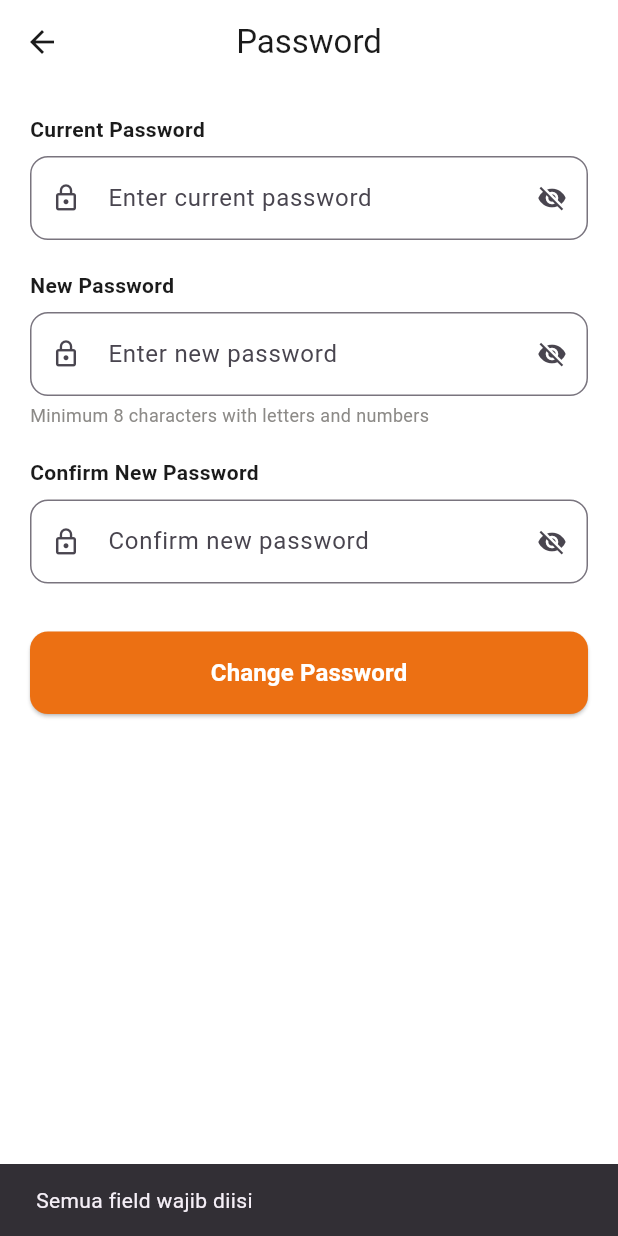
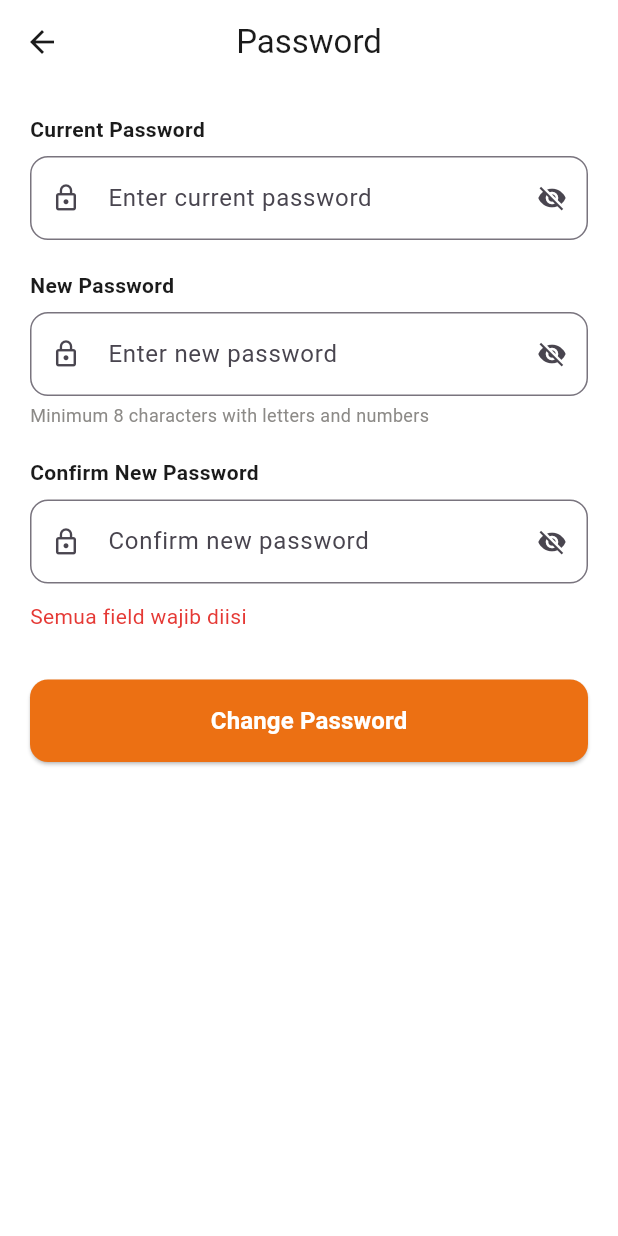
Before and after one commit to wahyuhkm48/pt_ewf_app, a Flutter app: the PasswordPage screen opened directly, after a tap on "Change Password", on a phone screen of 412 x 824 dp. Run offline on Flutter 3.47's test engine with Material 3 defaults, Android fonts, the phone set to English and light mode, and no system bars; our stand-ins replace flutter_secure_storage, google_fonts, image_picker, share_plus, webview_flutter; missing offline and left inert: excel; accounts and stored records are empty.

Commit message:
fix : memperbaiki pesan peringatan perubahan password

```diff
--- a/lib/views/password_page.dart
+++ b/lib/views/password_page.dart
@@ -20,6 +20,7 @@ class _PasswordPageState extends State<PasswordPage> {
   bool _obscureNew = true;
   bool _obscureConfirm = true;
   bool _loading = false;
+  String? _errorText; // peringatan merah di bawah form (seperti di halaman Login)
 
   @override
   void dispose() {
@@ -34,18 +35,20 @@ class _PasswordPageState extends State<PasswordPage> {
   }
 
   Future<void> _changePassword() async {
+    setState(() => _errorText = null);
+
     if (_currentPasswordController.text.isEmpty ||
         _newPasswordController.text.isEmpty ||
         _confirmPasswordController.text.isEmpty) {
-      _showSnack('Semua field wajib diisi');
+      setState(() => _errorText = 'Semua field wajib diisi');
+      return;
+    }
+    if (_newPasswordController.text.length < 8) {
+      setState(() => _errorText = 'Password minimal 8 karakter');
       return;
     }
     if (_newPasswordController.text != _confirmPasswordController.text) {
-      _showSnack('Konfirmasi password tidak sama');
-      return;
-    }
-    if (_newPasswordController.text.length < 8) {
-      _showSnack('Password minimal 8 karakter');
+      setState(() => _errorText = 'Konfirmasi password tidak sama');
       return;
     }
 
@@ -64,7 +67,7 @@ class _PasswordPageState extends State<PasswordPage> {
       _showSnack('Password berhasil diganti');
       Navigator.pop(context);
     } else {
-      _showSnack(auth.errorMessage ?? 'Gagal mengganti password');
+      setState(() => _errorText = auth.errorMessage ?? 'Gagal mengganti password');
     }
   }
 
@@ -108,6 +111,10 @@ class _PasswordPageState extends State<PasswordPage> {
               obscureText: _obscureConfirm,
               onToggleVisibility: () => setState(() => _obscureConfirm = !_obscureConfirm),
             ),
+            if (_errorText != null) ...[
+              const SizedBox(height: 12),
+              Text(_errorText!, style: const TextStyle(color: AppColors.danger)),
+            ],
             const SizedBox(height: 32),
             SizedBox(
               width: double.infinity,
```
